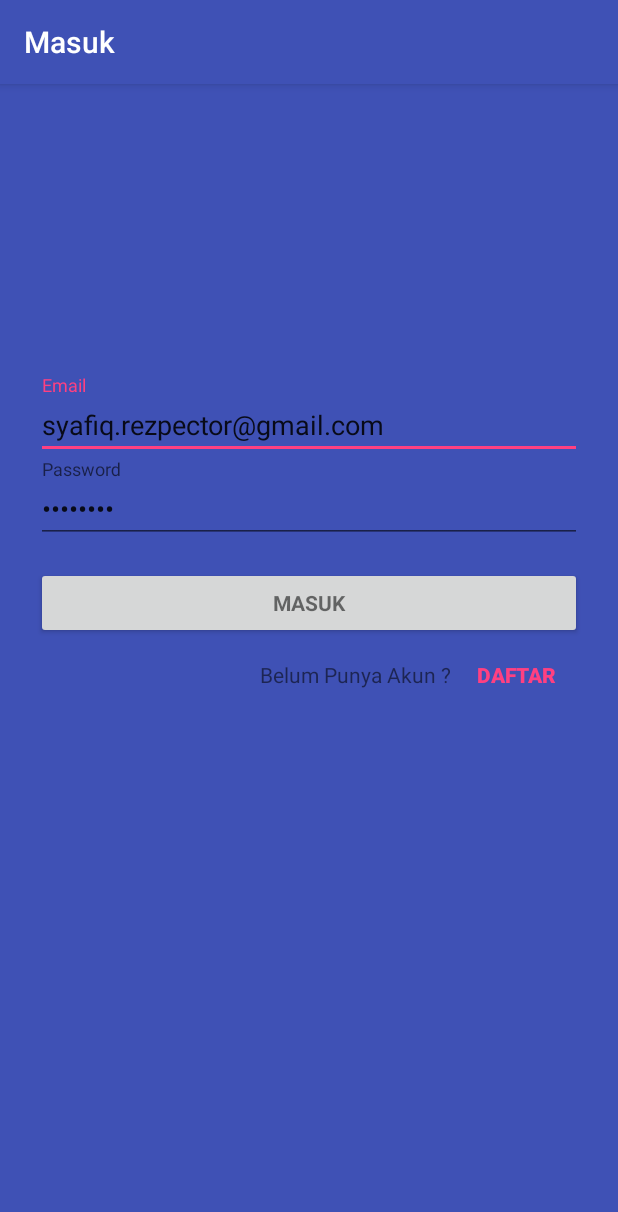
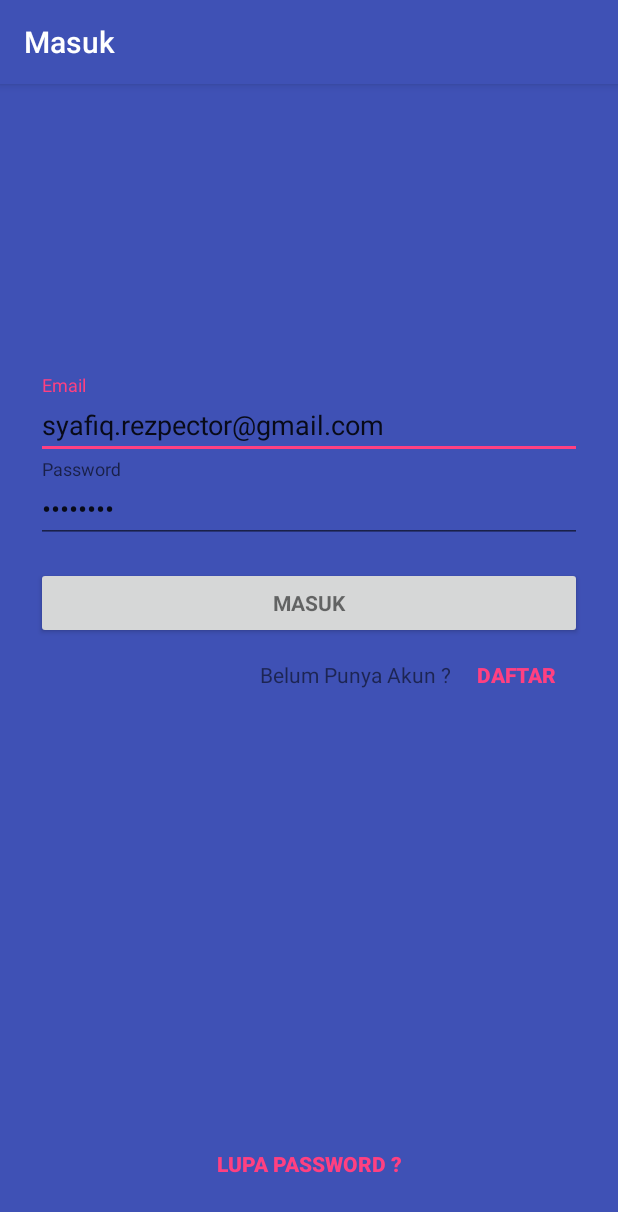
Before and after one commit to Syafiqq/fitness-counter-role-tester, an Android app: the screen it shows after launch (LoginActivity), on a phone screen of 412 x 824 dp. Shown: the top 1212 px of the screen. Run offline under Robolectric (Android 15) with nearby library versions, the phone set to English and light mode, and no system bars; our stand-ins replace Firebase (no records; nobody signed in at launch, a user with empty details on screens opened directly), Timber; libraries missing offline, so code that uses them is left out: com.afollestad.materialdialogs, org.acra, org.acra.annotation; 2 statements that could not run were skipped.

Commit message:
Add password recovery button

```diff
--- a/app/src/main/res/layout/activity_login.xml
+++ b/app/src/main/res/layout/activity_login.xml
@@ -96,6 +96,7 @@
                     android:background="?android:attr/selectableItemBackground"
                     android:textColor="@color/colorAccent"
                     android:layout_gravity="end"/>
+
         </LinearLayout>
 
     </LinearLayout>
@@ -107,4 +108,21 @@
             app:layout_constraintGuide_percent="0.75"
             android:orientation="horizontal"/>
 
+    <Button
+            android:id="@+id/button_recover"
+            android:text="@string/action_recover_short"
+            android:textStyle="bold"
+            android:layout_width="wrap_content"
+            android:layout_height="wrap_content"
+            android:background="?android:attr/selectableItemBackground"
+            android:textColor="@color/colorAccent"
+            android:layout_gravity="end"
+            android:layout_weight="1"
+            app:layout_constraintEnd_toEndOf="parent"
+            android:layout_marginEnd="8dp"
+            app:layout_constraintStart_toStartOf="parent"
+            android:layout_marginStart="8dp"
+            app:layout_constraintBottom_toBottomOf="parent"
+            android:layout_marginBottom="8dp"/>
+
 </android.support.constraint.ConstraintLayout>
--- a/app/src/main/res/values/strings.xml
+++ b/app/src/main/res/values/strings.xml
@@ -38,4 +38,5 @@
     <string name="auth_no_previlege_access">Anda tidak mempunyai hak untuk aplikasi ini!</string>
     <string name="request_privilege">Tambah hak aksses ?</string>
     <string name="yes">Ya</string>
+    <string name="action_recover_short">Lupa Password ?</string>
 </resources>
```
